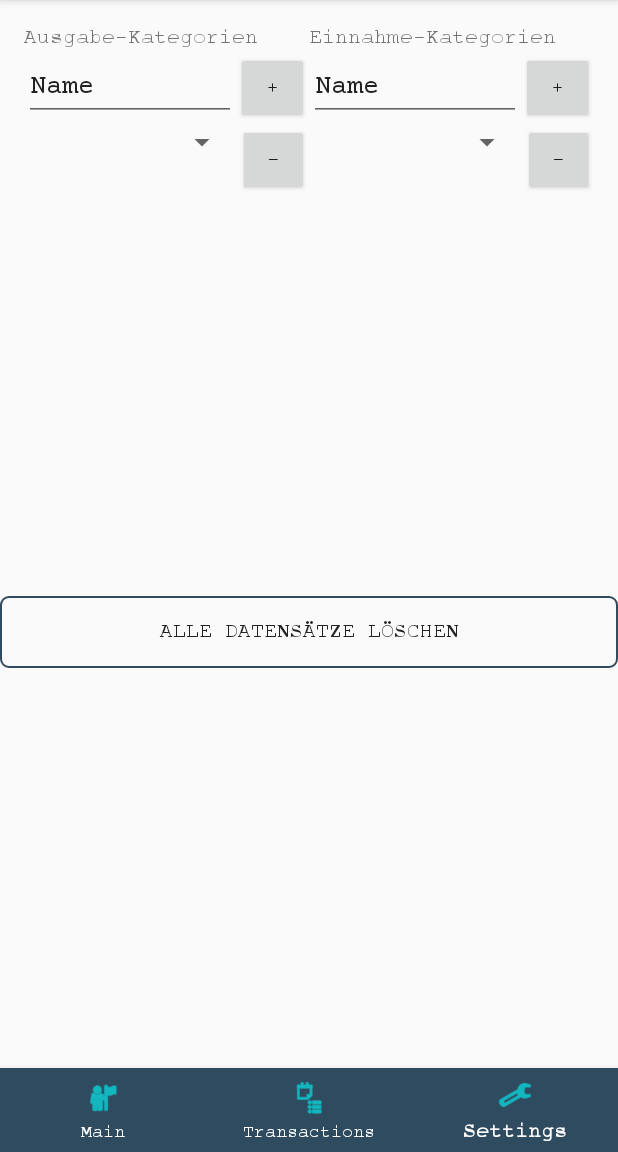
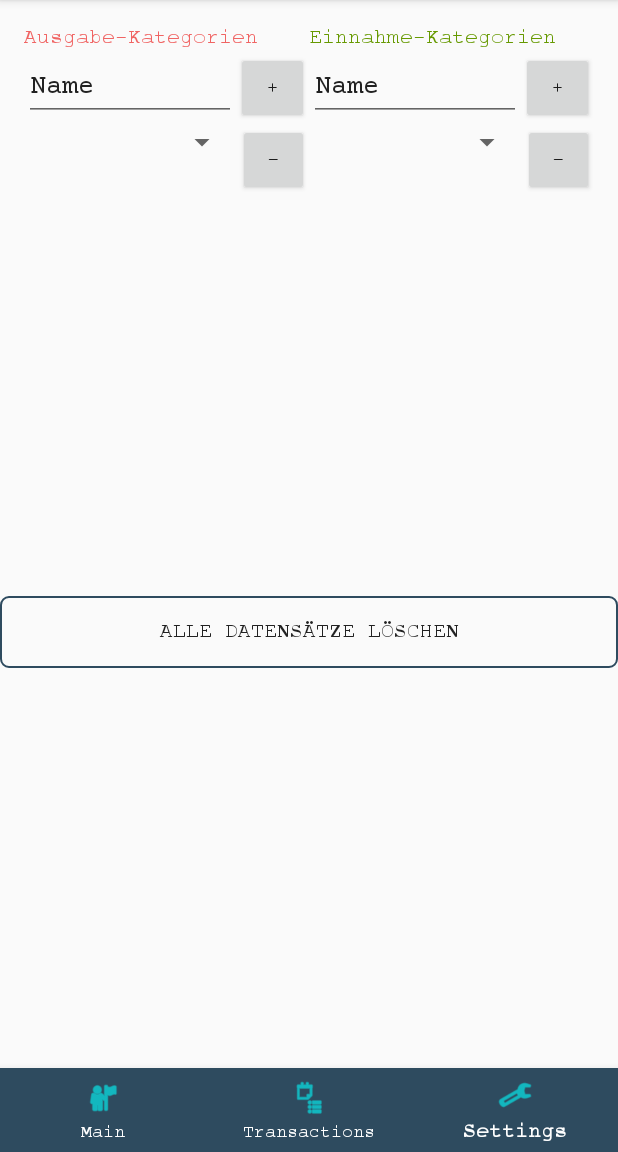
Before and after one commit to Hartlex/FinanzApp, an Android app: the screen it shows after launch (MainActivity), item 3 of the bottom bar chosen, on a phone screen of 412 x 824 dp, the part 84-1236 px from its top. Run offline under Robolectric (Android 15) with nearby library versions, the phone set to English and light mode, and no system bars; libraries missing offline, so code that uses them is left out: com.github.mikephil.charting; 11 statements that could not run were skipped.

Commit message:
kleine Refactorings an der fragment_settings.xml

```diff
--- a/app/src/main/res/layout/fragment_settings.xml
+++ b/app/src/main/res/layout/fragment_settings.xml
@@ -35,7 +35,8 @@
                     android:id="@+id/expenseCatText"
                     android:layout_width="match_parent"
                     android:layout_height="wrap_content"
-                    android:text="Ausgabe-Kategorien" />
+                    android:text="Ausgabe-Kategorien"
+                    android:textColor="@color/colorexpense"/>
 
                 <LinearLayout
                     android:layout_width="match_parent"
@@ -91,7 +92,8 @@
                     android:id="@+id/revenueCatText"
                     android:layout_width="match_parent"
                     android:layout_height="wrap_content"
-                    android:text="Einnahme-Kategorien" />
+                    android:text="Einnahme-Kategorien"
+                    android:textColor="@color/colorrevenue"/>
 
                 <LinearLayout
                     android:layout_width="match_parent"
@@ -143,7 +145,7 @@
             android:id="@+id/btn_delete"
             android:layout_width="match_parent"
             android:layout_height="wrap_content"
-            android:background="@drawable/settings_buttons"
+            android:background="@drawable/settings_button"
             android:text="Alle Datensätze löschen"
             app:layout_constraintBottom_toBottomOf="parent"
             app:layout_constraintEnd_toEndOf="parent"
```
Also changed, not shown: app/src/main/res/drawable/settings_button.xml (renamed from app/src/main/res/drawable/settings_buttons.xml).
